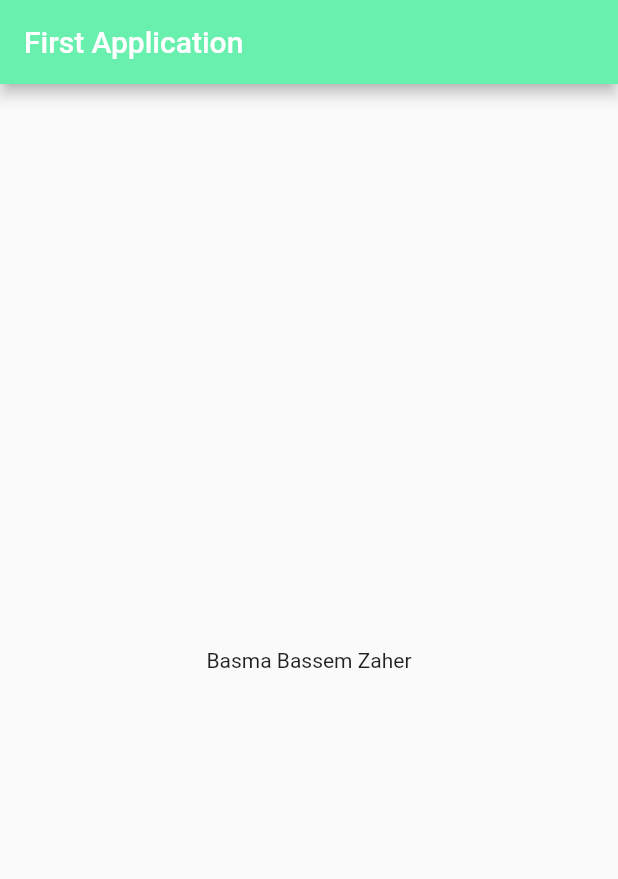
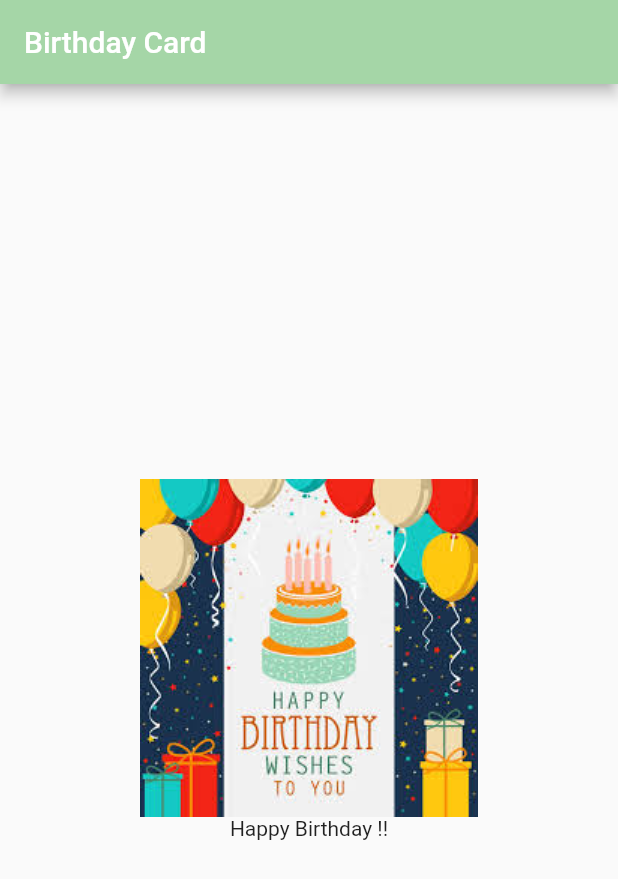
Before and after one commit to basmabassem/mobile_computing_lab, a Flutter app: the screen it shows after launch, on a phone screen of 412 x 824 dp. Shown: the top 879 px of the screen. Run offline on Flutter 3.47's test engine with Material 2 defaults, Android fonts, the light colour scheme and no system bars.

Commit message:
second commit

```diff
--- a/lib/main.dart
+++ b/lib/main.dart
@@ -11,12 +11,20 @@ class MyApp extends StatelessWidget {
   @override
   Widget build(BuildContext context) {
     return MaterialApp(
-        home: Scaffold(
-      appBar: AppBar(
-        title: Text("First Application"),
-        backgroundColor: Colors.greenAccent,
-      ),
-      body: Center(child: Text("Basma Bassem Zaher")),
-    ));
+      home: Scaffold(
+          appBar: AppBar(
+            title: Text("Birthday Card"),
+            backgroundColor: Colors.green[200],
+          ),
+          body: Center(
+            child: Column(
+              mainAxisAlignment: MainAxisAlignment.center,
+              children: [
+                Image(image: AssetImage('images/image1.jpg')),
+                Text("Happy Birthday !!")
+              ],
+            ),
+          )),
+    );
   }
 }
--- a/pubspec.yaml
+++ b/pubspec.yaml
@@ -58,9 +58,9 @@ flutter:
   uses-material-design: true
 
   # To add assets to your application, add an assets section, like this:
-  # assets:
-  #   - images/a_dot_burr.jpeg
-  #   - images/a_dot_ham.jpeg
+  assets:
+    - images/image1.jpg
+
 
   # An image asset can refer to one or more resolution-specific "variants", see
   # https://flutter.dev/assets-and-images/#resolution-aware.
```
Also changed, not shown: images/image1.jpg (added), images/image2.jpg (added).
